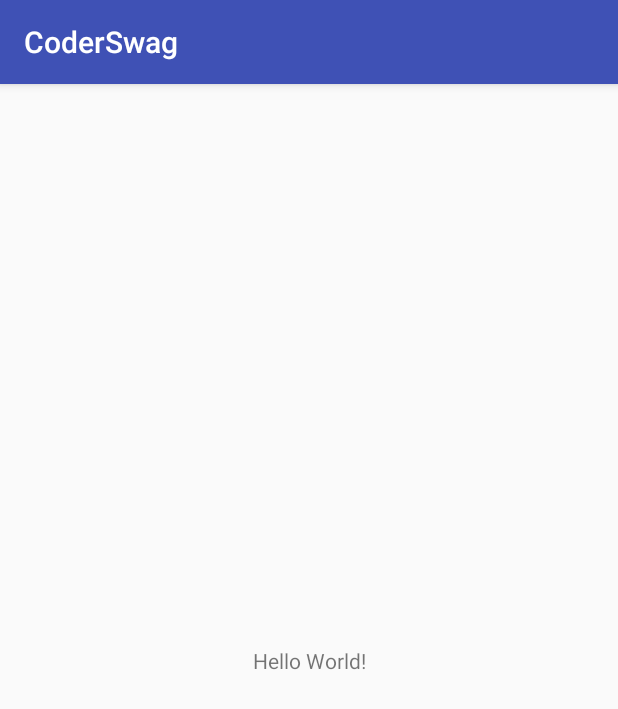
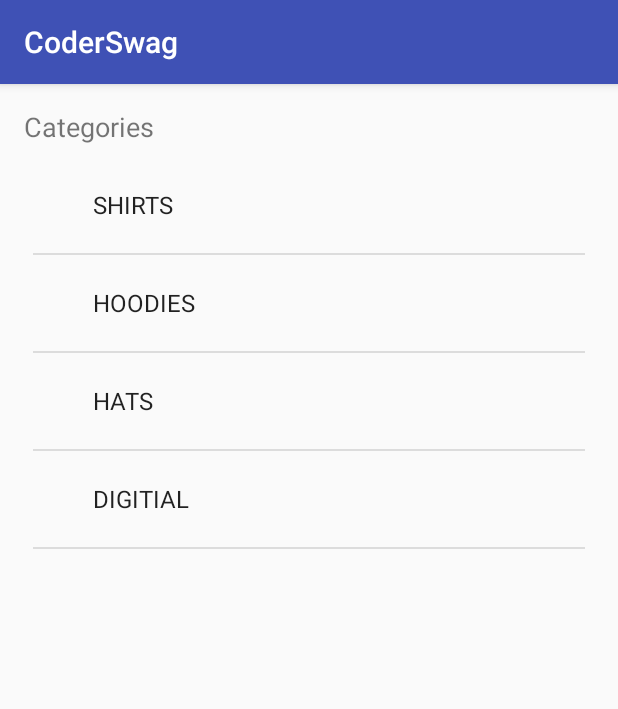
Before and after one commit to fabylv/CoderSwag, an Android app: the screen it shows after launch (MainActivity), on a phone screen of 412 x 824 dp. Shown: the top 709 px of the screen. Run offline under Robolectric (Android 15) with nearby library versions, the phone set to English and light mode, and no system bars.

Commit message:
added list view and adapter

```diff
--- a/app/src/main/java/com/example/faby/coderswag/Controller/MainActivity.kt
+++ b/app/src/main/java/com/example/faby/coderswag/Controller/MainActivity.kt
@@ -2,12 +2,22 @@ package com.example.faby.coderswag.Controller
 
 import android.support.v7.app.AppCompatActivity
 import android.os.Bundle
+import android.widget.ArrayAdapter
+import com.example.faby.coderswag.Model.Category
 import com.example.faby.coderswag.R
+import com.example.faby.coderswag.Services.DataService
+import kotlinx.android.synthetic.main.activity_main.*
 
 class MainActivity : AppCompatActivity() {
+
+    lateinit var adapter : ArrayAdapter<Category>
 
     override fun onCreate(savedInstanceState: Bundle?) {
         super.onCreate(savedInstanceState)
         setContentView(R.layout.activity_main)
+
+        adapter = ArrayAdapter(this, android.R.layout.simple_expandable_list_item_1, DataService.categories)
+
+        categoryListView.adapter = adapter
     }
 }
--- a/app/src/main/java/com/example/faby/coderswag/Model/Category.kt
+++ b/app/src/main/java/com/example/faby/coderswag/Model/Category.kt
@@ -1,3 +1,7 @@
 package com.example.faby.coderswag.Model
 
-class Category(val title: String, val image: String)
+class Category(val title: String, val image: String) {
+    override fun toString(): String {
+        return title
+    }
+}
--- a/app/src/main/res/layout/activity_main.xml
+++ b/app/src/main/res/layout/activity_main.xml
@@ -7,12 +7,28 @@
     tools:context=".Controller.MainActivity">
 
     <TextView
+        android:id="@+id/textView2"
         android:layout_width="wrap_content"
         android:layout_height="wrap_content"
-        android:text="Hello World!"
-        app:layout_constraintBottom_toBottomOf="parent"
+        android:layout_marginLeft="16dp"
+        android:layout_marginTop="16dp"
+        android:text="Categories"
+        android:textSize="18sp"
         app:layout_constraintLeft_toLeftOf="parent"
-        app:layout_constraintRight_toRightOf="parent"
         app:layout_constraintTop_toTopOf="parent" />
 
+    <ListView
+        android:id="@+id/categoryListView"
+        android:layout_width="368dp"
+        android:layout_height="454dp"
+        android:layout_marginBottom="8dp"
+        android:layout_marginEnd="8dp"
+        android:layout_marginStart="8dp"
+        android:layout_marginTop="8dp"
+        app:layout_constraintBottom_toBottomOf="parent"
+        app:layout_constraintEnd_toEndOf="parent"
+        app:layout_constraintStart_toStartOf="parent"
+        app:layout_constraintTop_toBottomOf="@+id/textView2"
+        app:layout_constraintVertical_bias="0.0" />
+
 </android.support.constraint.ConstraintLayout>
```
Also changed, not shown: app/src/main/res/layout/category_list_item.xml (added, +39 -0 lines).
